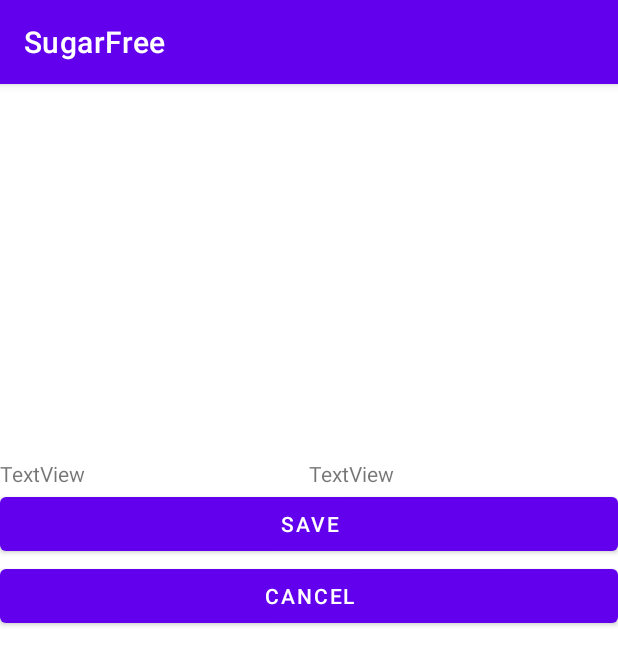
After one commit to ManofDiligence/Mobile_GroupProject, an Android app: the saving screen opened directly, with no data from a screen before it, on a phone screen of 412 x 824 dp. The commit adds this screen. Shown: the top 665 px of the screen. Run offline under Robolectric (Android 15) with nearby library versions, the phone set to English and light mode, and no system bars.

Commit message:
sloved layout problem

```diff
--- /dev/null
+++ b/app/src/main/java/com/example/new_groupproject/saving.java
@@ -0,0 +1,66 @@
+package com.example.new_groupproject;
+
+import androidx.appcompat.app.AppCompatActivity;
+
+import android.content.Context;
+import android.content.Intent;
+import android.os.Bundle;
+import android.util.Log;
+import android.view.View;
+import android.view.ViewGroup;
+import android.widget.Button;
+import android.widget.ImageView;
+
+
+
+public class saving extends AppCompatActivity implements  View.OnClickListener{
+    Button save_btn , cancel_btn;
+
+
+    @Override
+    protected void onCreate(Bundle savedInstanceState) {
+        super.onCreate(savedInstanceState);
+        setContentView(R.layout.activity_saving);
+
+        View transparentView = findViewById(R.id.transparent_view);
+        transparentView.setAlpha(0.5f);
+
+        init_object();
+
+    }
+
+    private void init_object() {
+        save_btn = findViewById(R.id.save_btn);
+        cancel_btn = findViewById(R.id.cancel_btn);
+        save_btn.setOnClickListener(this);
+        cancel_btn.setOnClickListener(this);
+    }
+
+
+    @Override
+    public void onClick(View view) {
+        switch (view.getId()){
+            case R.id.save_btn:
+
+                Log.d("Adding_sugar", "sugar added");
+
+                //if(context instanceof MainActivity) {
+                   // MainActivity mainActivity = (MainActivity) view.getContext();
+                // MainActivity.addNewImageView();
+               // }
+
+                Intent intent = new Intent(getApplicationContext(), MainActivity.class);
+                startActivity(intent);
+                break;
+            case R.id.cancel_btn:
+                Intent cancel_intent = new Intent(getApplicationContext(), MainActivity.class);
+                startActivity(cancel_intent);
+                Log.d("Cacnel", "Data not saved");
+                break;
+
+        }
+    }
+
+
+
+}
--- /dev/null
+++ b/app/src/main/res/layout/activity_saving.xml
@@ -0,0 +1,55 @@
+<?xml version="1.0" encoding="utf-8"?>
+<RelativeLayout xmlns:android="http://schemas.android.com/apk/res/android"
+    android:layout_width="match_parent"
+    android:layout_height="match_parent">
+
+    <View
+        android:id="@+id/transparent_view"
+        android:layout_width="match_parent"
+        android:layout_height="250dp"
+        android:layout_alignParentTop="true"
+        android:layout_weight="1"
+        android:background="@android:color/transparent" />
+
+    <LinearLayout
+        android:id="@+id/non_transparent_view"
+        android:layout_width="match_parent"
+        android:layout_height="wrap_content"
+        android:orientation="vertical"
+        android:layout_below="@id/transparent_view"
+        android:background="@android:color/white">
+
+        <LinearLayout
+            android:layout_width="match_parent"
+            android:layout_height="match_parent"
+            android:orientation="horizontal">
+
+            <TextView
+                android:id="@+id/textView3"
+                android:layout_width="wrap_content"
+                android:layout_height="wrap_content"
+                android:layout_weight="1"
+                android:text="TextView" />
+
+            <TextView
+                android:id="@+id/textView4"
+                android:layout_width="wrap_content"
+                android:layout_height="wrap_content"
+                android:layout_weight="1"
+                android:text="TextView" />
+        </LinearLayout>
+
+        <Button
+            android:id="@+id/save_btn"
+            android:layout_width="match_parent"
+            android:layout_height="wrap_content"
+            android:text="Save" />
+
+        <Button
+            android:id="@+id/cancel_btn"
+            android:layout_width="match_parent"
+            android:layout_height="wrap_content"
+            android:text="Cancel" />
+    </LinearLayout>
+
+</RelativeLayout>
```
Also changed, not shown: app/src/main/AndroidManifest.xml (+9 -2 lines), app/src/main/java/com/example/new_groupproject/MainActivity.java (+27 -33 lines).
